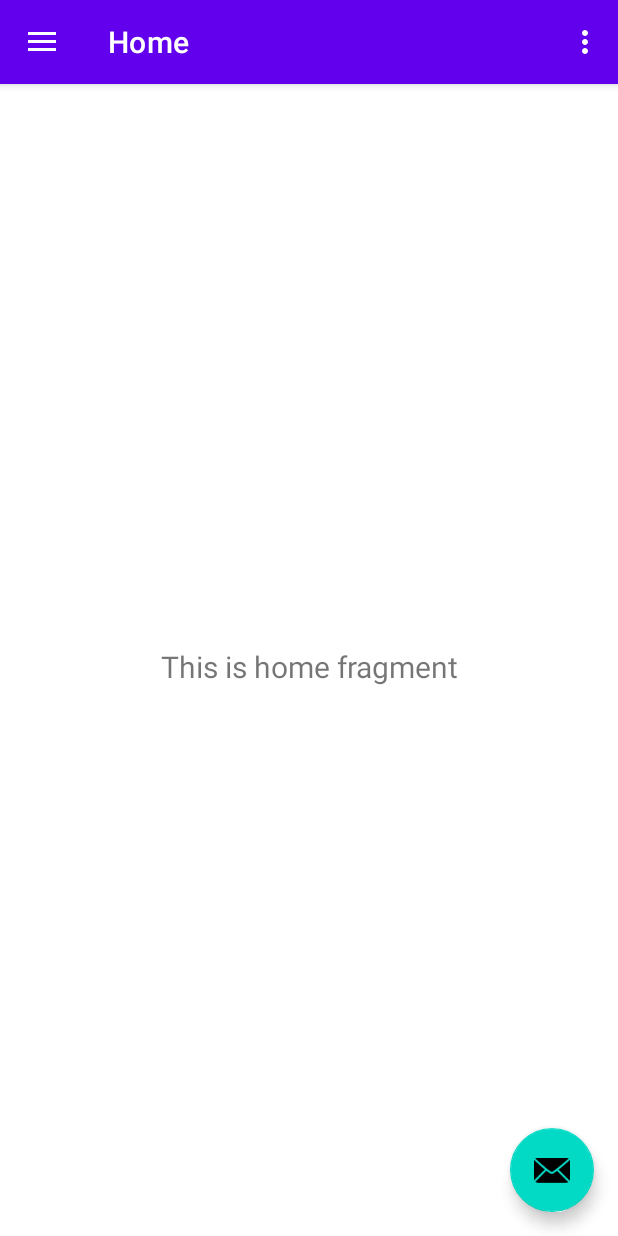
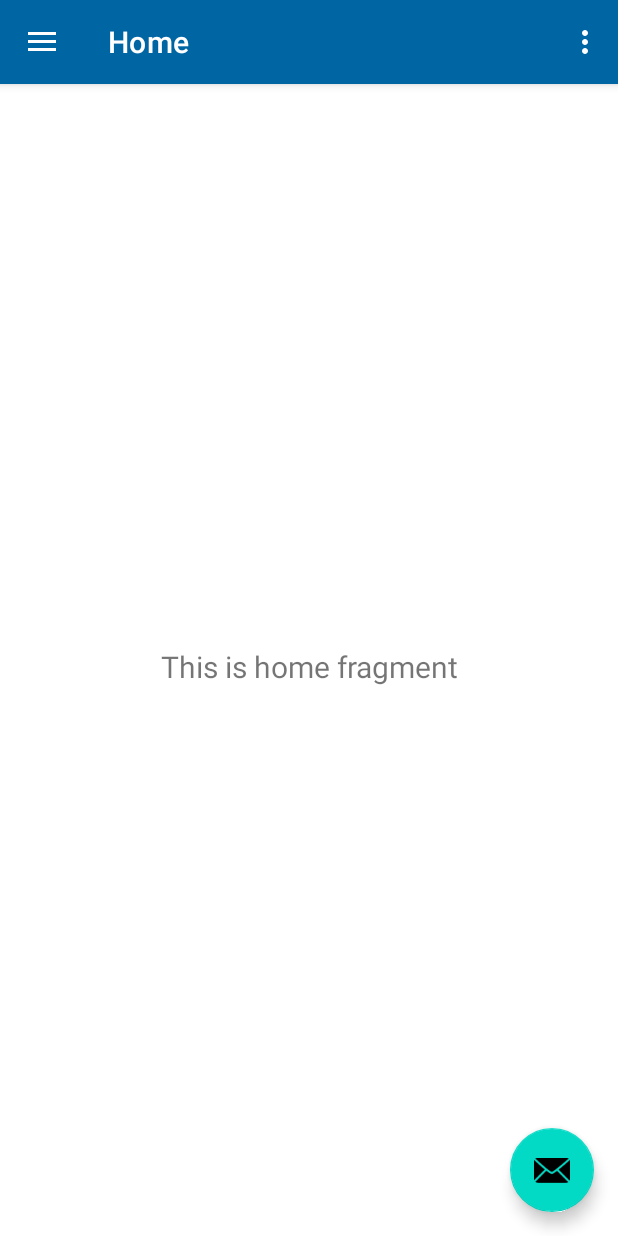
Before and after one commit to stuurdean/GotrackAdmin, an Android app: the screen it shows after launch (DashBoards), on a phone screen of 412 x 824 dp. Run offline under Robolectric (Android 15) with nearby library versions, the phone set to English and light mode, and no system bars; our stand-ins replace Firebase (no records; nobody signed in at launch, a user with empty details on screens opened directly), navigation-ui; Roboto replaces fonts that are not available here.

Commit message:
Admin sign In

```diff
--- a/app/build.gradle
+++ b/app/build.gradle
@@ -42,6 +42,7 @@ dependencies {
     implementation 'androidx.lifecycle:lifecycle-viewmodel-ktx:2.4.1'
     implementation 'androidx.navigation:navigation-fragment:2.4.2'
     implementation 'androidx.navigation:navigation-ui:2.4.2'
+    implementation 'androidx.legacy:legacy-support-v4:1.0.0'
     testImplementation 'junit:junit:4.13.2'
     androidTestImplementation 'androidx.test.ext:junit:1.1.3'
     androidTestImplementation 'androidx.test.espresso:espresso-core:3.4.0'
--- a/app/src/main/AndroidManifest.xml
+++ b/app/src/main/AndroidManifest.xml
@@ -19,9 +19,11 @@
             android:exported="false" />
         <activity
             android:name=".SignIn"
+            android:theme="@style/Theme.GoTrackAdmin.NoActionBar"
             android:exported="false" />
         <activity
             android:name=".MainActivity"
+            android:theme="@style/Theme.GoTrackAdmin.NoActionBar"
             android:exported="true">
             <intent-filter>
                 <action android:name="android.intent.action.MAIN" />
--- a/app/src/main/java/za/co/msocios/gotrackadmin/DashBoards.java
+++ b/app/src/main/java/za/co/msocios/gotrackadmin/DashBoards.java
@@ -41,7 +41,7 @@ public class DashBoards extends AppCompatActivity {
         // Passing each menu ID as a set of Ids because each
         // menu should be considered as top level destinations.
         mAppBarConfiguration = new AppBarConfiguration.Builder(
-                R.id.nav_home, R.id.nav_gallery, R.id.nav_slideshow)
+                R.id.nav_home, R.id.nav_gallery, R.id.nav_slideshow, R.id.nav_driver)
                 .setOpenableLayout(drawer)
                 .build();
         NavController navController = Navigation.findNavController(this, R.id.nav_host_fragment_content_dash_boards);
--- a/app/src/main/res/drawable/side_nav_bar.xml
+++ b/app/src/main/res/drawable/side_nav_bar.xml
@@ -2,8 +2,8 @@
     android:shape="rectangle">
     <gradient
         android:angle="135"
-        android:centerColor="#009688"
-        android:endColor="#00695C"
-        android:startColor="#4DB6AC"
+        android:centerColor="@color/blue"
+        android:endColor="@color/orange"
+        android:startColor="@color/blue"
         android:type="linear" />
 </shape>
--- a/app/src/main/res/menu/activity_main_drawer.xml
+++ b/app/src/main/res/menu/activity_main_drawer.xml
@@ -16,5 +16,15 @@
             android:id="@+id/nav_slideshow"
             android:icon="@drawable/ic_menu_slideshow"
             android:title="@string/menu_slideshow" />
+        <item android:id="@+id/nav_driver"
+            android:icon="@drawable/ic_baseline_drive_eta_24"
+            android:title="Driver"/>
+        <item android:id="@+id/nav_parent"
+            android:title="Parents"
+            android:icon="@drawable/ic_baseline_people_24"/>
+        <item android:id="@+id/nav_child"
+            android:title="Children"
+            android:icon="@drawable/ic_baseline_child_care_24"
+            />
     </group>
 </menu>
--- a/app/src/main/res/navigation/mobile_navigation.xml
+++ b/app/src/main/res/navigation/mobile_navigation.xml
@@ -18,8 +18,13 @@
         tools:layout="@layout/fragment_gallery" />
 
     <fragment
-        android:id="@+id/nav_slideshow"
-        android:name="za.co.msocios.gotrackadmin.ui.slideshow.SlideshowFragment"
-        android:label="@string/menu_slideshow"
-        tools:layout="@layout/fragment_slideshow" />
+    android:id="@+id/nav_slideshow"
+    android:name="za.co.msocios.gotrackadmin.ui.slideshow.SlideshowFragment"
+    android:label="@string/menu_slideshow"
+    tools:layout="@layout/fragment_slideshow" />
+    <fragment
+        android:id="@+id/nav_driver"
+        android:name="za.co.msocios.gotrackadmin.ui.drivers.Drivers"
+        android:label="Driver"
+        tools:layout="@layout/drivers_fragment" />
 </navigation>
--- a/app/src/main/res/values/themes.xml
+++ b/app/src/main/res/values/themes.xml
@@ -2,8 +2,8 @@
     <!-- Base application theme. -->
     <style name="Theme.GoTrackAdmin" parent="Theme.MaterialComponents.DayNight.DarkActionBar">
         <!-- Primary brand color. -->
-        <item name="colorPrimary">@color/purple_500</item>
-        <item name="colorPrimaryVariant">@color/purple_700</item>
+        <item name="colorPrimary">@color/blue</item>
+        <item name="colorPrimaryVariant">@color/orange</item>
         <item name="colorOnPrimary">@color/white</item>
         <!-- Secondary brand color. -->
         <item name="colorSecondary">@color/teal_200</item>
```
Also changed, not shown: app/src/main/java/za/co/msocios/gotrackadmin/ui/drivers/Drivers.java (added, +43 -0 lines), app/src/main/java/za/co/msocios/gotrackadmin/ui/drivers/DriversViewModel.java (added, +18 -0 lines), app/src/main/res/layout/drivers_fragment.xml (added, +23 -0 lines).
